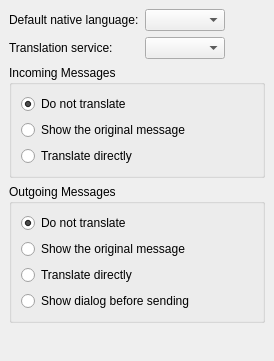
Old version of the form plugins/translator/translatorprefsbase.ui in the repository KDE/kopete.
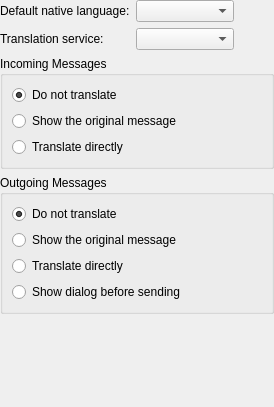
New version of the form.

Commit message: Remove redundant margins on plugin config pages, now that KPluginSelector doesn't add a tabwidget to them

What changed in the file:
```diff
--- a/plugins/translator/translatorprefsbase.ui
+++ b/plugins/translator/translatorprefsbase.ui
@@ -9,30 +9,49 @@
     <x>0</x>
     <y>0</y>
     <width>274</width>
-    <height>361</height>
+    <height>407</height>
    </rect>
   </property>
   <property name="sizePolicy" >
-   <sizepolicy>
-    <hsizetype>5</hsizetype>
-    <vsizetype>5</vsizetype>
+   <sizepolicy vsizetype="Preferred" hsizetype="Preferred" >
     <horstretch>1</horstretch>
     <verstretch>0</verstretch>
    </sizepolicy>
   </property>
   <layout class="QVBoxLayout" >
-   <property name="margin" >
-    <number>9</number>
-   </property>
    <property name="spacing" >
     <number>6</number>
    </property>
+   <property name="leftMargin" >
+    <number>0</number>
+   </property>
+   <property name="topMargin" >
+    <number>0</number>
+   </property>
+   <property name="rightMargin" >
+    <number>0</number>
+   </property>
+   <property name="bottomMargin" >
+    <number>0</number>
+   </property>
    <item>
     <layout class="QGridLayout" >
      <property name="margin" >
       <number>0</number>
      </property>
-     <property name="spacing" >
+     <property name="topMargin" >
+      <number>0</number>
+     </property>
+     <property name="rightMargin" >
+      <number>0</number>
+     </property>
+     <property name="bottomMargin" >
+      <number>0</number>
+     </property>
+     <property name="horizontalSpacing" >
+      <number>6</number>
+     </property>
+     <property name="verticalSpacing" >
       <number>6</number>
      </property>
      <item rowspan="2" row="0" column="2" >
@@ -65,9 +84,7 @@
      <item row="0" column="1" >
       <widget class="QComboBox" name="myLang" >
        <property name="sizePolicy" >
-        <sizepolicy>
-         <hsizetype>1</hsizetype>
-         <vsizetype>0</vsizetype>
+        <sizepolicy vsizetype="Fixed" hsizetype="Minimum" >
          <horstretch>1</horstretch>
          <verstretch>0</verstretch>
         </sizepolicy>
```
Left out of the diff: 34 changed lines with no effect on the pictures. The commit also changes 13 other files.
